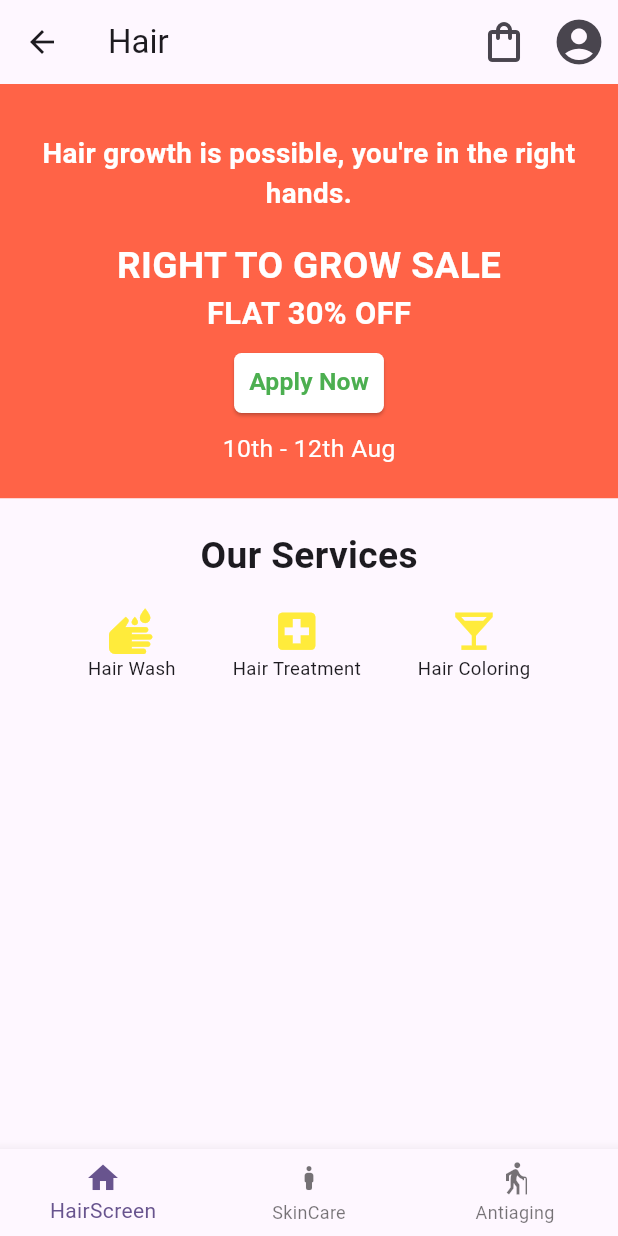
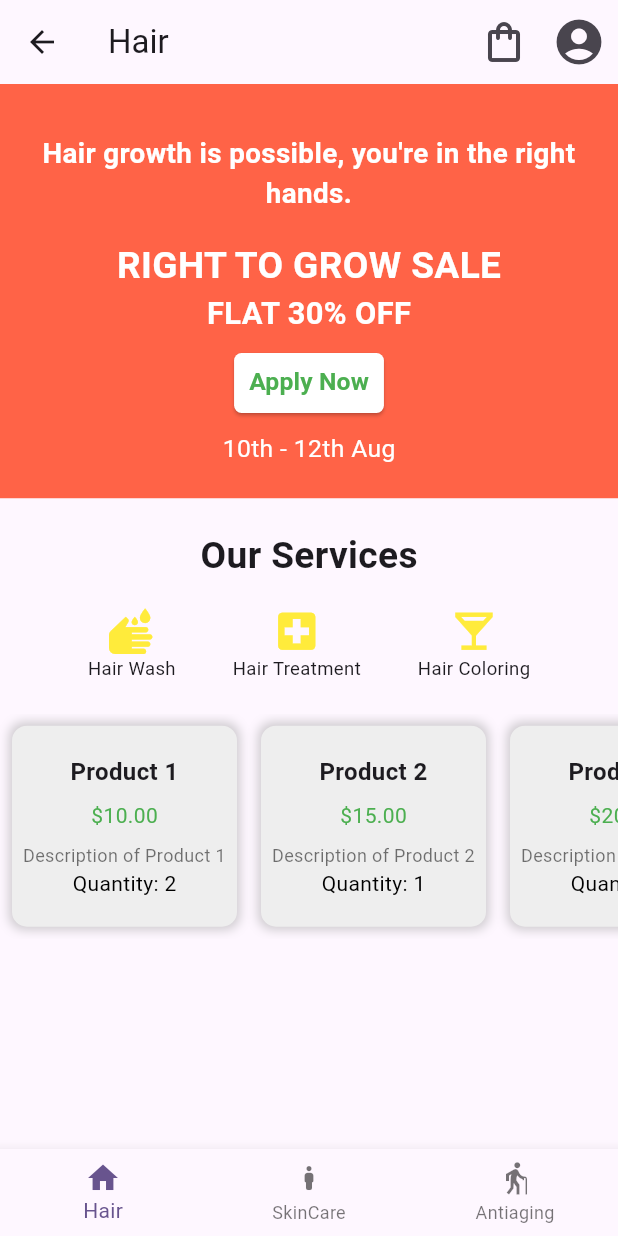
Before and after one commit to vinay-04/dermat, a Flutter app: the BottomNavbar screen opened by its route, on a phone screen of 412 x 824 dp. Run offline on Flutter 3.47's test engine with Material 3 defaults, Android fonts, the phone set to English and light mode, and no system bars; our stand-ins replace flutter_riverpod, flutter_svg, shared_preferences; accounts and stored records are empty.

Commit message:
feat(ui): add cart, `horizontal products`component, bottomsheet to collect userdata)

```diff
--- a/lib/bottom_navbar.dart
+++ b/lib/bottom_navbar.dart
@@ -33,7 +33,7 @@ class BottomNavbar extends ConsumerWidget {
     final tabitems = [
       const BottomNavigationBarItem(
         icon: Icon(Icons.home),
-        label: 'HairScreen',
+        label: 'Hair',
       ),
       const BottomNavigationBarItem(
         icon: Icon(Icons.boy_rounded),
--- /dev/null
+++ b/lib/components/HProducts.dart
@@ -0,0 +1,94 @@
+import 'package:dermat/model/CartModel.dart';
+import 'package:flutter/material.dart';
+import 'package:dermat/model/ProductModel.dart';
+import 'package:flutter_riverpod/flutter_riverpod.dart'; // Import the ProductModel class
+
+class ProductScroll extends ConsumerWidget {
+  // Sample list of products
+  final List<ProductModel> products = [
+    ProductModel(
+        productId: 1,
+        productName: 'Product 1',
+        productPrice: 10.0,
+        productDescription: 'Description of Product 1'),
+    ProductModel(
+        productId: 2,
+        productName: 'Product 2',
+        productPrice: 15.0,
+        productDescription: 'Description of Product 2'),
+    ProductModel(
+        productId: 3,
+        productName: 'Product 3',
+        productPrice: 20.0,
+        productDescription: 'Description of Product 3'),
+    // Add more products here
+  ];
+
+  @override
+  Widget build(BuildContext context, WidgetRef ref) {
+    final cartItems = ref.watch(cartProvider);
+    return Container(
+      height: 150, // Adjust height as needed
+      child: ListView.builder(
+        scrollDirection: Axis.horizontal,
+        itemCount: products.length,
+        itemBuilder: (context, index) {
+          final product = products[index];
+          return Container(
+            width: 150, // Adjust width as needed
+            margin: EdgeInsets.all(8),
+            decoration: BoxDecoration(
+              borderRadius: BorderRadius.circular(10),
+              color: Colors.grey[200], // Background color for product card
+              boxShadow: [
+                BoxShadow(
+                    color: Colors.grey.withOpacity(0.5),
+                    blurRadius: 5,
+                    spreadRadius: 2),
+              ],
+            ),
+            child: Column(
+              mainAxisAlignment: MainAxisAlignment.center,
+              children: [
+                Text(
+                  product.productName,
+                  style: TextStyle(fontSize: 16, fontWeight: FontWeight.bold),
+                  textAlign: TextAlign.center,
+                ),
+                SizedBox(height: 8),
+                Text(
+                  '\$${product.productPrice.toStringAsFixed(2)}',
+                  style: TextStyle(fontSize: 14, color: Colors.green),
+                ),
+                SizedBox(height: 8),
+                Text(
+                  product.productDescription,
+                  style: TextStyle(fontSize: 12, color: Colors.black54),
+                  textAlign: TextAlign.center,
+                  maxLines: 2,
+                  overflow: TextOverflow.ellipsis, // Handle overflow
+                ),
+                cartItems.any((item) => item.id == product.productId.toString())
+                    ? Text(
+                        'Quantity: ${cartItems.firstWhere((item) => item.id == product.productId.toString()).quantity}',
+                        style: TextStyle(fontSize: 14, color: Colors.black),
+                      )
+                    : ElevatedButton(
+                        onPressed: () {
+                          final cartItem = CartProduct(
+                              id: product.productId.toString(),
+                              name: product.productName,
+                              price: product.productPrice);
+                          ref
+                              .read(cartProvider.notifier)
+                              .addCartProduct(cartItem);
+                        },
+                        child: Text('Add to Cart'))
+              ],
+            ),
+          );
+        },
+      ),
+    );
+  }
+}
--- /dev/null
+++ b/lib/model/CartModel.dart
@@ -0,0 +1,73 @@
+import 'package:flutter_riverpod/flutter_riverpod.dart';
+
+class CartProduct {
+  final String id;
+  final String name;
+  final double price;
+  final int quantity;
+
+  CartProduct(
+      {required this.id,
+      required this.name,
+      required this.price,
+      this.quantity = 1});
+
+  CartProduct copyWith(
+      {String? id, String? name, double? price, int? quantity}) {
+    return CartProduct(
+      id: id ?? this.id,
+      name: name ?? this.name,
+      price: price ?? this.price,
+      quantity: quantity ?? this.quantity,
+    );
+  }
+}
+
+class CartNotifier extends StateNotifier<List<CartProduct>> {
+  CartNotifier()
+      : super([
+          CartProduct(id: '1', name: 'Product 1', price: 10.0, quantity: 2),
+          CartProduct(id: '2', name: 'Product 2', price: 20.0, quantity: 1),
+          CartProduct(id: '3', name: 'Product 3', price: 15.0, quantity: 3),
+        ]);
+
+  void addCartProduct(CartProduct cartProduct) {
+    if (state.any((product) => product.id == cartProduct.id)) {
+      state = state.map((product) {
+        if (product.id == cartProduct.id) {
+          return product.copyWith(quantity: product.quantity + 1);
+        }
+        return product;
+      }).toList();
+      return;
+    }
+    state = [...state, cartProduct];
+  }
+
+  void updateQuantity(String id, int quantity) {
+    state = state.map((cartProduct) {
+      if (cartProduct.id == id) {
+        if (quantity > 0) {
+          return cartProduct.copyWith(quantity: quantity);
+        }
+      }
+      return cartProduct;
+    }).toList();
+  }
+
+  void removeCartProduct(String id) {
+    state = state.where((cartProduct) => cartProduct.id != id).toList();
+  }
+
+  void clearCart() {
+    state = [];
+  }
+
+  double get totalPrice => state.fold(
+      0, (total, current) => total + (current.price * current.quantity));
+}
+
+final cartProvider =
+    StateNotifierProvider<CartNotifier, List<CartProduct>>((ref) {
+  return CartNotifier();
+});
--- /dev/null
+++ b/lib/model/ProductModel.dart
@@ -0,0 +1,13 @@
+class ProductModel {
+  final int productId;
+  final String productName;
+  final double productPrice;
+  final String productDescription;
+
+  ProductModel({
+    required this.productId,
+    required this.productName,
+    required this.productPrice,
+    required this.productDescription,
+  });
+}
--- a/lib/screens/products.dart
+++ b/lib/screens/products.dart
@@ -1,3 +1,4 @@
+import 'package:dermat/model/ProductModel.dart';
 import 'package:flutter/material.dart';
 import 'package:dermat/components/Product.dart';
 
```
Also changed, not shown: lib/components/Product.dart (+0 -14 lines), lib/components/UserData.dart (added, +151 -0 lines), lib/model/UserDataModel.dart (added, +67 -0 lines), lib/screens/account_screen.dart (+16 -2 lines), lib/screens/cart.Dart (added, +89 -0 lines), lib/screens/hair_screen.dart (+9 -2 lines).
